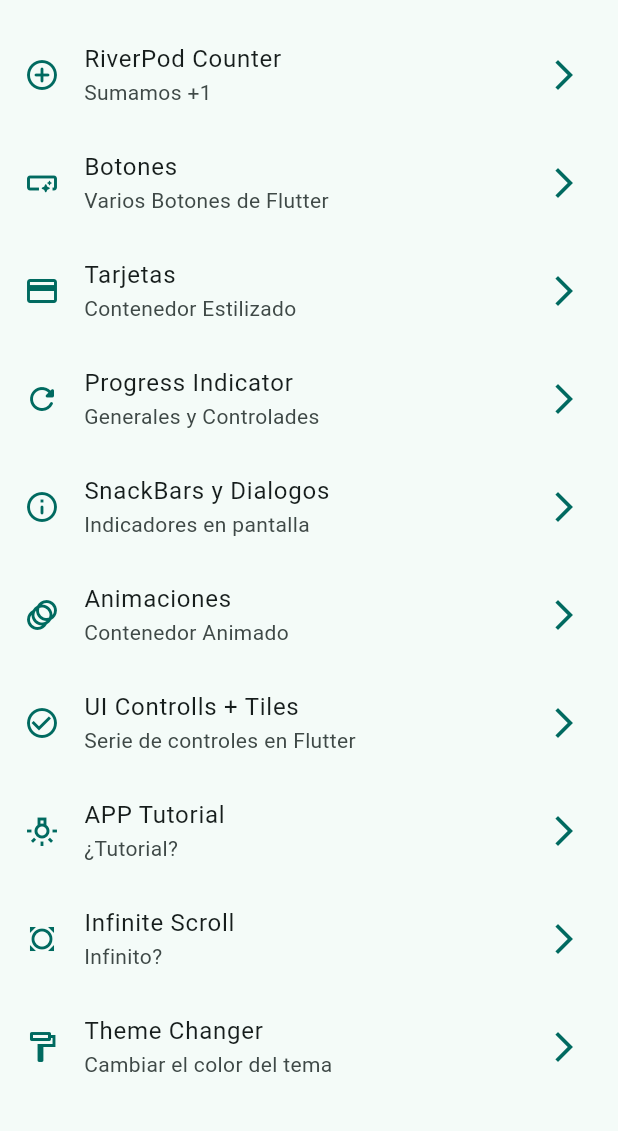
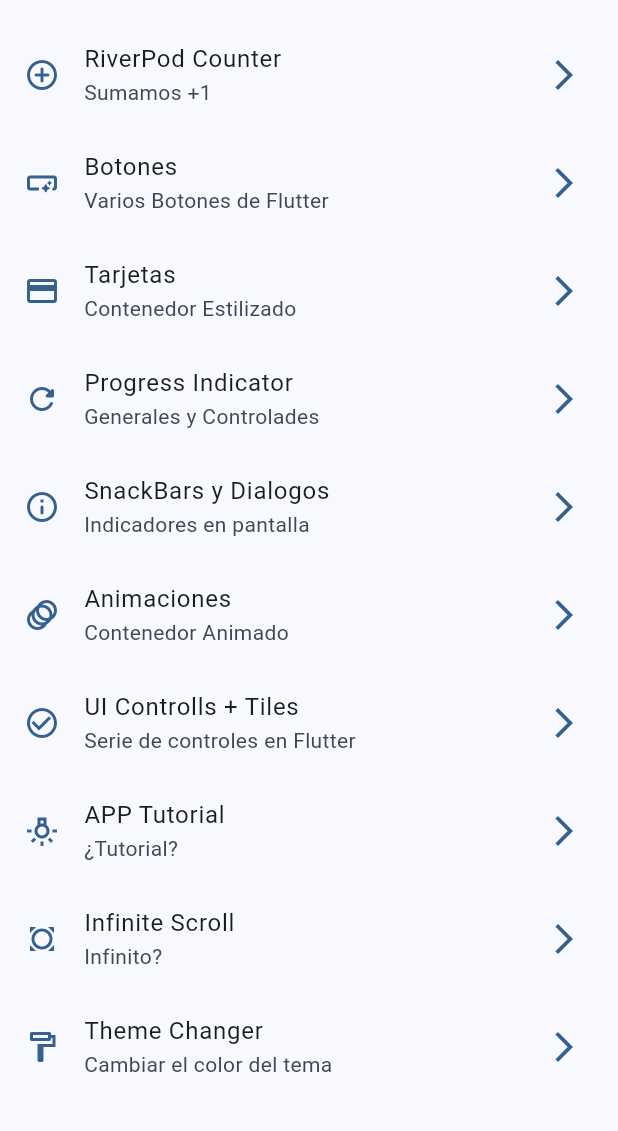
Before and after one commit to TheLogan21/Widgets-App, a Flutter app: the screen it shows after launch, on a phone screen of 412 x 824 dp, the part 63-1194 px from its top. Run offline on Flutter 3.47's test engine with Material 3 defaults, Android fonts, the phone set to English and light mode, and no system bars; our stand-ins replace animate_do, flutter_riverpod, go_router.

Commit message:
darkmode yt selected color dinamico setteado

```diff
--- a/lib/Presentation/Screens/theme_changer_screen/theme_changer.dart
+++ b/lib/Presentation/Screens/theme_changer_screen/theme_changer.dart
@@ -1,7 +1,6 @@
 import 'package:flutter/material.dart';
 import 'package:flutter_riverpod/flutter_riverpod.dart';
 import 'package:widgets_app/Presentation/providers/theme_provider.dart';
-import 'package:widgets_app/config/Theme/app_theme.dart';
 
 class ThemeChanger extends ConsumerWidget {
   static const name = "theme_changer";
@@ -11,6 +10,7 @@ class ThemeChanger extends ConsumerWidget {
   @override
   Widget build(BuildContext context, WidgetRef ref) {
     bool clickTheme = ref.watch(themeProvider);
+
     return Scaffold(
       appBar: AppBar(
         title: const Text("Theme Changer"),
--- a/lib/config/Theme/app_theme.dart
+++ b/lib/config/Theme/app_theme.dart
@@ -12,14 +12,15 @@ const List<Color> coloresTemas = [
 
 class AppTheme {
   final int selectedColor;
+  final bool isDarkMode;
 
-  AppTheme({this.selectedColor = 0})
+  AppTheme({this.isDarkMode = false, this.selectedColor = 0})
       : assert(selectedColor >= 0, "Selected Color must be grater than 0"),
         assert(selectedColor < coloresTemas.length,
             "Selected Color must be less or equal to ${coloresTemas.length - 1} ");
 
-  ThemeData getTheme() =>
-      ThemeData(colorSchemeSeed: coloresTemas[selectedColor], appBarTheme: AppBarTheme(
-        centerTitle: true
-      ));
+  ThemeData getTheme() => ThemeData(
+      brightness: isDarkMode ? Brightness.light : Brightness.dark,
+      colorSchemeSeed: coloresTemas[selectedColor],
+      appBarTheme: AppBarTheme(centerTitle: true));
 }
--- a/lib/main.dart
+++ b/lib/main.dart
@@ -1,5 +1,6 @@
 import 'package:flutter/material.dart';
 import 'package:flutter_riverpod/flutter_riverpod.dart';
+import 'package:widgets_app/Presentation/providers/theme_provider.dart';
 import 'package:widgets_app/config/Theme/app_theme.dart';
 import 'package:widgets_app/config/routers/router_path_config.dart';
 
@@ -7,16 +8,19 @@ void main() {
   runApp(ProviderScope(child: const MainApp()));
 }
 
-class MainApp extends StatelessWidget {
+class MainApp extends ConsumerWidget {
   const MainApp({super.key});
 
   @override
-  Widget build(BuildContext context) {
+  Widget build(BuildContext context, WidgetRef ref) {
+    int colorSeleccionado = ref.watch(selectedColor);
+    bool darkMode = ref.watch(themeProvider);
     return MaterialApp.router(
       title: "Flutter Widgets",
       routerConfig: appRouter,
       debugShowCheckedModeBanner: false,
-      theme: AppTheme(selectedColor: 6).getTheme(),
+      theme: AppTheme(selectedColor: colorSeleccionado, isDarkMode: darkMode)
+          .getTheme(),
     );
   }
 }
```
